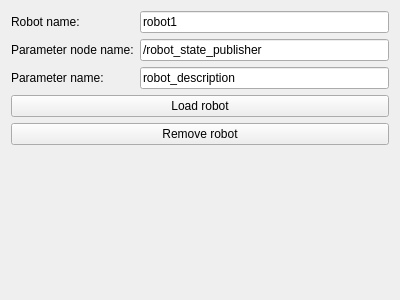
Old version of the form Resources/UI/qSlicerROS2RobotWidget.ui in the repository rosmed/slicer_ros2_module.
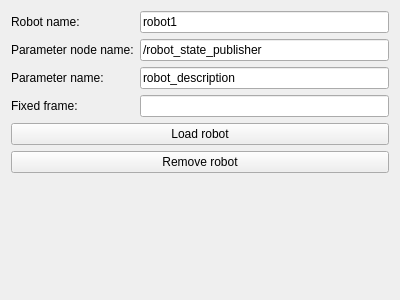
New version of the form.

Commit message: Added an element to the UI to specify the fixed frame of the robot. Useful for non-holonomic robots like turtle bot.

What changed in the file:
```diff
--- a/Resources/UI/qSlicerROS2RobotWidget.ui
+++ b/Resources/UI/qSlicerROS2RobotWidget.ui
@@ -56,21 +56,21 @@
      </property>
     </widget>
    </item>
-   <item row="3" column="0" colspan="2">
+   <item row="4" column="0" colspan="2">
     <widget class="QPushButton" name="loadRobotButton">
      <property name="text">
       <string>Load robot</string>
      </property>
     </widget>
    </item>
-   <item row="4" column="0" colspan="2">
+   <item row="5" column="0" colspan="2">
     <widget class="QPushButton" name="removeRobotButton">
      <property name="text">
       <string>Remove robot</string>
      </property>
     </widget>
    </item>
-   <item row="5" column="0" colspan="2">
+   <item row="6" column="0" colspan="2">
     <spacer name="verticalSpacer">
      <property name="orientation">
       <enum>Qt::Vertical</enum>
@@ -83,6 +83,20 @@
      </property>
     </spacer>
    </item>
+   <item row="3" column="1">
+    <widget class="QLineEdit" name="fixedFrameLineEdit">
+     <property name="enabled">
+      <bool>true</bool>
+     </property>
+    </widget>
+   </item>
+   <item row="3" column="0">
+    <widget class="QLabel" name="label_4">
+     <property name="text">
+      <string>Fixed frame:</string>
+     </property>
+    </widget>
+   </item>
   </layout>
  </widget>
  <resources/>
```
The commit also changes 8 other files.
